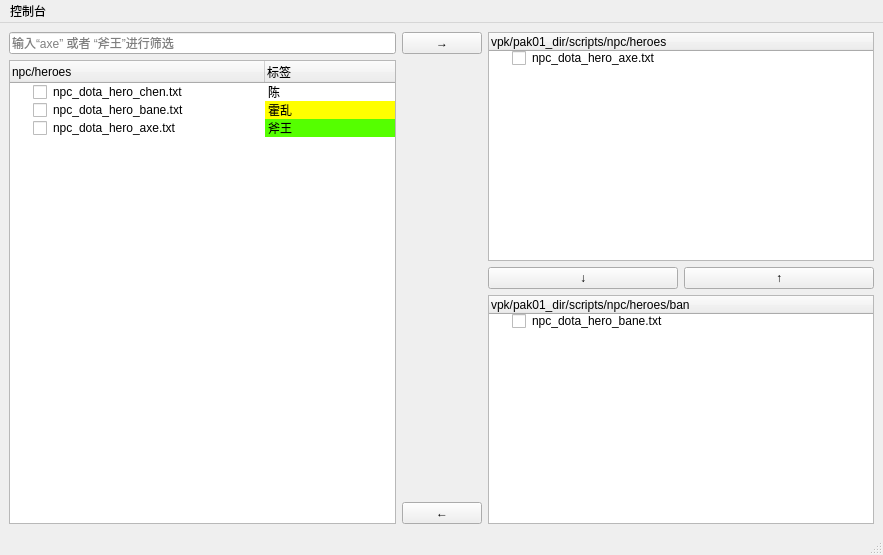
Qt form ui/hero.ui (JeremyChim/Dota-Max) before a commit.
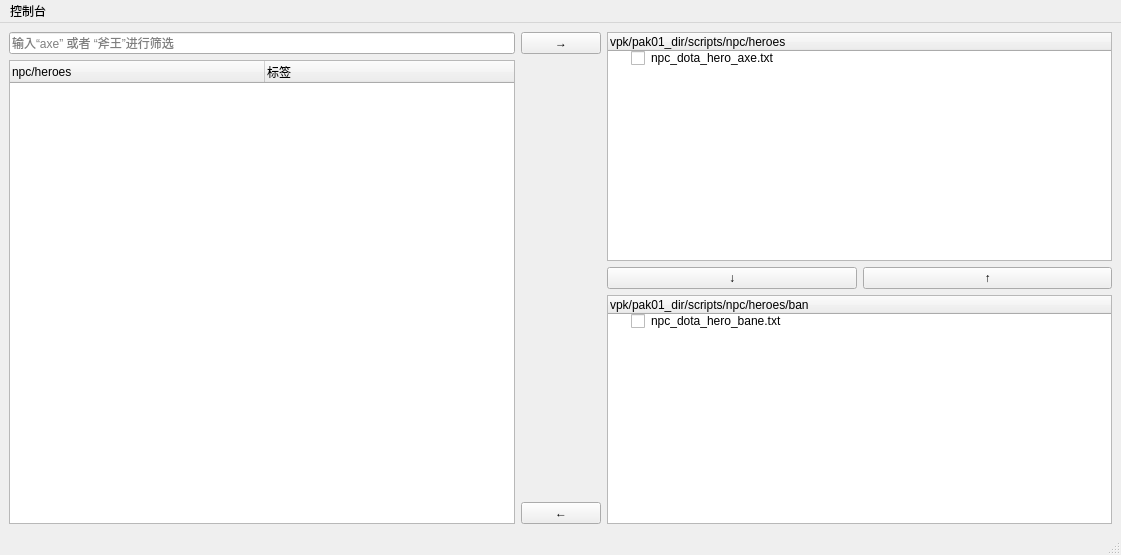
The same form after that commit.

The edit to the form file:
```diff
--- a/ui/hero.ui
+++ b/ui/hero.ui
@@ -6,7 +6,7 @@
    <rect>
     <x>0</x>
     <y>0</y>
-    <width>883</width>
+    <width>1121</width>
     <height>555</height>
    </rect>
   </property>
@@ -48,57 +48,6 @@
           <string>标签</string>
          </property>
         </column>
-        <item>
-         <property name="text">
-          <string>npc_dota_hero_chen.txt</string>
-         </property>
-         <property name="checkState">
-          <enum>Unchecked</enum>
-         </property>
-         <property name="text">
-          <string>陈</string>
-         </property>
-        </item>
-        <item>
-         <property name="text">
-          <string>npc_dota_hero_bane.txt</string>
-         </property>
-         <property name="checkState">
-          <enum>Unchecked</enum>
-         </property>
-         <property name="text">
-          <string>霍乱</string>
-         </property>
-         <property name="background">
-          <brush brushstyle="SolidPattern">
-           <color alpha="255">
-            <red>255</red>
-            <green>255</green>
-            <blue>0</blue>
-           </color>
-          </brush>
-         </property>
-        </item>
-        <item>
-         <property name="text">
-          <string>npc_dota_hero_axe.txt</string>
-         </property>
-         <property name="checkState">
-          <enum>Unchecked</enum>
-         </property>
-         <property name="text">
-          <string>斧王</string>
-         </property>
-         <property name="background">
-          <brush brushstyle="SolidPattern">
-           <color alpha="255">
-            <red>85</red>
-            <green>255</green>
-            <blue>0</blue>
-           </color>
-          </brush>
-         </property>
-        </item>
        </widget>
       </item>
      </layout>
@@ -197,8 +146,8 @@
     <rect>
      <x>0</x>
      <y>0</y>
-     <width>883</width>
-     <height>23</height>
+     <width>1121</width>
+     <height>24</height>
     </rect>
    </property>
    <widget class="QMenu" name="menu">
```
